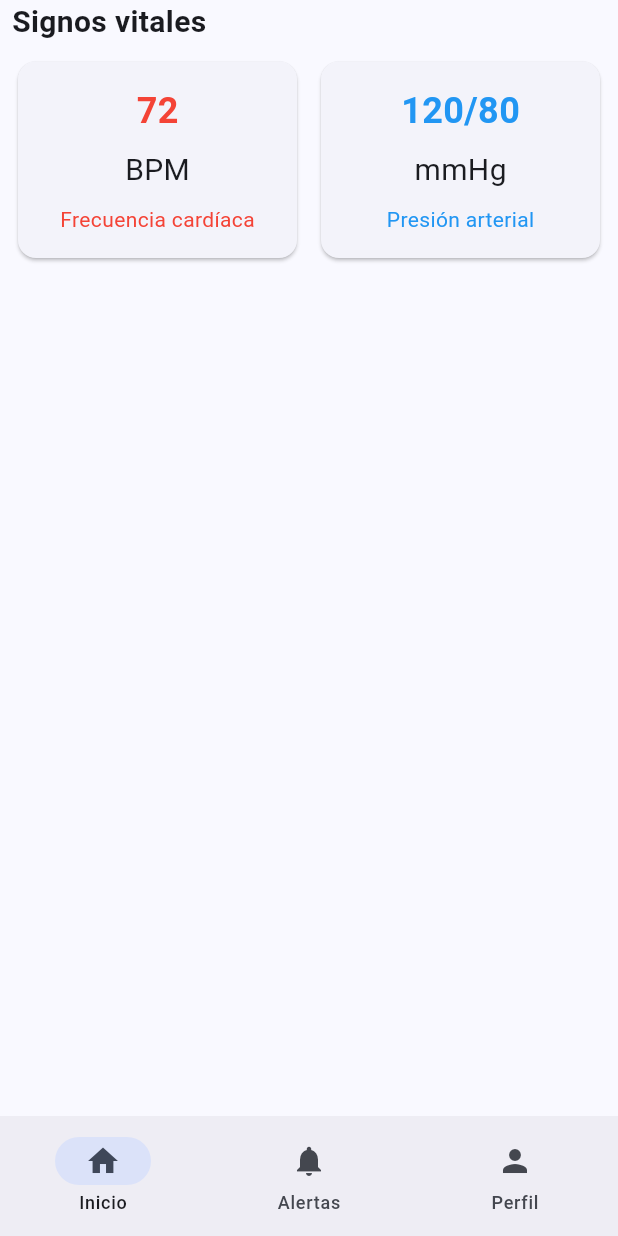
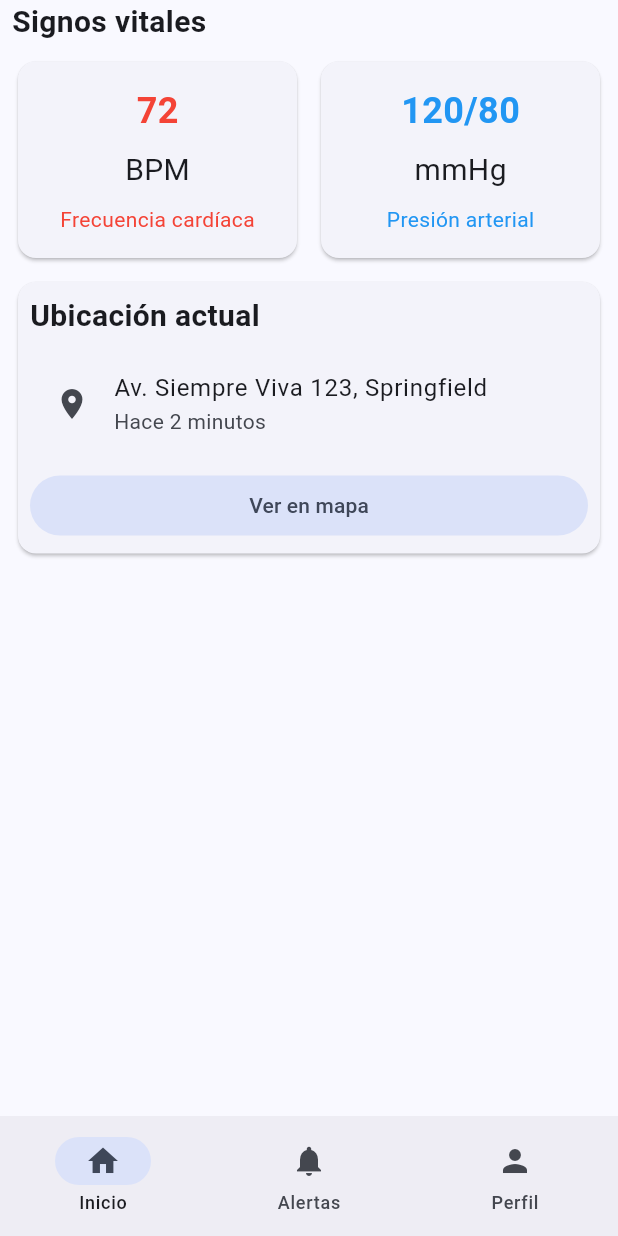
Before and after one commit to Oswaldo-Alberto-Cabrejos-Ronceros/apucha-watch-frontend-flutter, a Flutter app: the screen it shows after launch, on a phone screen of 412 x 824 dp. Run offline on Flutter 3.47's test engine with Material 3 defaults, Android fonts, the phone set to English and light mode, and no system bars.

Commit message:
feat:Desarrollo de LocationCard

```diff
--- a/lib/screens/dashboard_user/dashboard_user_screen.dart
+++ b/lib/screens/dashboard_user/dashboard_user_screen.dart
@@ -1,3 +1,4 @@
+import 'package:apucha_watch_movil/screens/dashboard_user/widgets/location_card.dart';
 import 'package:apucha_watch_movil/screens/dashboard_user/widgets/metric_card.dart';
 import 'package:flutter/material.dart';
 
@@ -18,6 +19,7 @@ class DashboardUserScreen extends StatelessWidget {
           MetricCard(value: '120/80', label: 'mmHg', title: 'Presión arterial', color: Colors.blue),
         ],
       ),
+      LocationCard(location: 'Av. Siempre Viva 123, Springfield',ago: 'Hace 2 minutos',),
       ],
     );
   }
--- /dev/null
+++ b/lib/screens/dashboard_user/widgets/location_card.dart
@@ -0,0 +1,46 @@
+import 'package:flutter/material.dart';
+
+class LocationCard extends StatelessWidget {
+  const LocationCard({
+    super.key,
+    this.location = 'Cargando...',
+    this.ago = 'Hace unos segundos',
+  });
+  final String location;
+  final String ago;
+
+  @override
+  Widget build(BuildContext context) {
+    return SizedBox(
+      width: double.infinity,
+      child: Card(
+        child: Padding(
+          padding: EdgeInsetsGeometry.all(8),
+          child: Column(
+            mainAxisSize: MainAxisSize.min,
+            crossAxisAlignment: CrossAxisAlignment.start,
+            spacing: 8,
+            children: [
+              Text(
+                'Ubicación actual',
+                style: TextStyle(fontSize: 20, fontWeight: FontWeight.bold),
+              ),
+              ListTile(
+                leading: Icon(Icons.location_on),
+                title: Text(location),
+                subtitle: Text(ago),
+              ),
+              SizedBox(
+                width: double.infinity,
+                child: FilledButton.tonal(
+                  onPressed: () {},
+                  child: Text('Ver en mapa'),
+                ),
+              ),
+            ],
+          ),
+        ),
+      ),
+    );
+  }
+}
```
